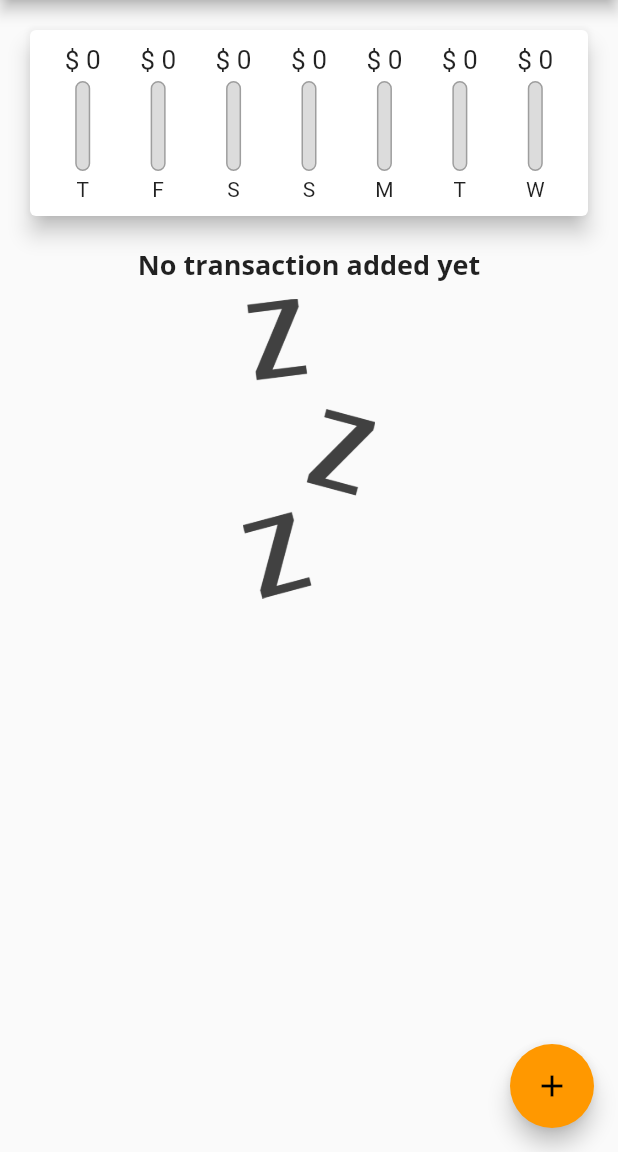
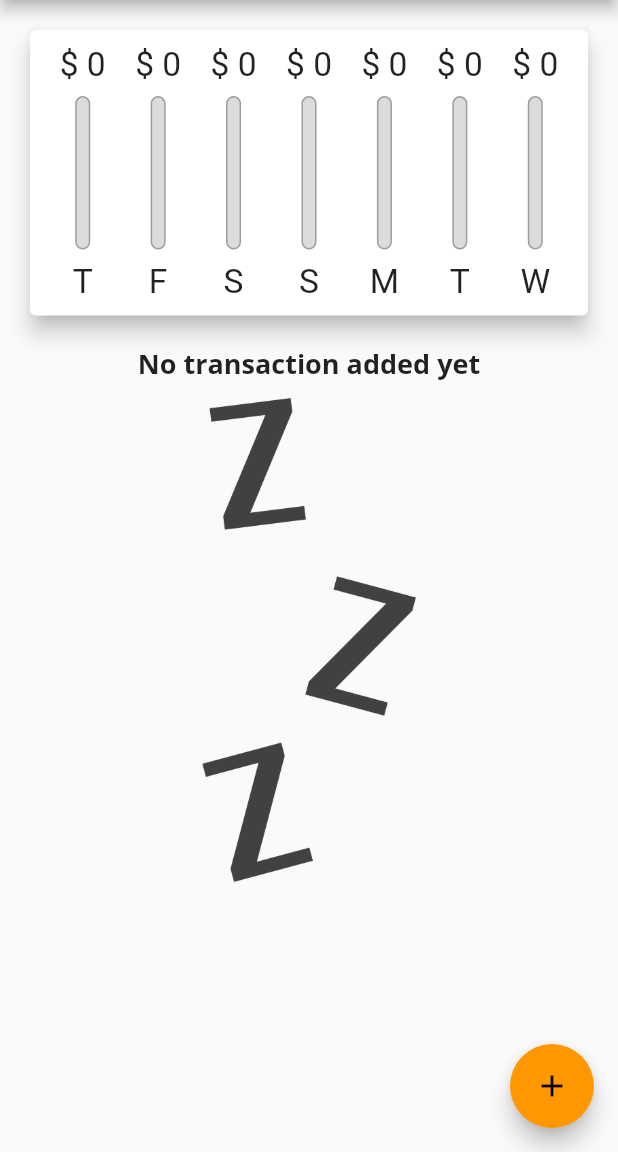
Before and after one commit to THESHIVAM007/personal_expenses_app, a Flutter app: the screen it shows after launch, on a phone screen of 412 x 824 dp, the part 84-1236 px from its top. Run offline on Flutter 3.47's test engine with Material 2 defaults, Android fonts, the phone set to English and light mode, and no system bars.

Commit message:
responsiveness

```diff
--- a/lib/main.dart
+++ b/lib/main.dart
@@ -1,3 +1,5 @@
+import 'dart:io';
+import 'package:flutter/cupertino.dart';
 import 'package:flutter/material.dart';
 // import 'package:personal_expenses_name/widgets/chart.dart';
 import './widgets/chart.dart';
@@ -72,18 +74,16 @@ class _MyHomePageState extends State<MyHomePage> {
     //   date: DateTime.now(),
     // ),
   ];
-
-  List<Transactions> get _recentTrans{
-    return _userTransactions.where((tx){
-      return  tx.date.isAfter(
-        DateTime.now().subtract(
+  bool _showChart = false;
+  List<Transactions> get _recentTrans {
+    return _userTransactions.where((tx) {
+      return tx.date.isAfter(DateTime.now().subtract(
         Duration(days: 7),
-          )
-      );
+      ));
     }).toList();
   }
 
-  void _addNewTransaction(String title, double amount,DateTime chosenDate) {
+  void _addNewTransaction(String title, double amount, DateTime chosenDate) {
     final newTx = Transactions(
         amount: amount,
         date: chosenDate,
@@ -106,16 +106,26 @@ class _MyHomePageState extends State<MyHomePage> {
       },
     );
   }
-void _deleteTranx(String id){
+
+  void _deleteTranx(String id) {
     setState(() {
-  _userTransactions.removeWhere((element) => element.id ==id );
+      _userTransactions.removeWhere((element) => element.id == id);
     });
   }
 
   @override
   Widget build(BuildContext context) {
-    return Scaffold(
-      appBar: AppBar(
+    final mediaQuery = MediaQuery.of(context);
+    final isLandscape = mediaQuery.orientation == Orientation.landscape;
+    final appbar = Platform.isIOS? CupertinoNavigationBar(middle: Text('Personal Expenses'),
+            trailing: Row(
+              mainAxisSize: MainAxisSize.min,
+              children: <Widget>[
+                GestureDetector(
+                    child: Icon(CupertinoIcons.add),
+                    onTap: () => _startNewTranx(context))
+              ],
+            )) :AppBar(
       title: Text('Personal Expenses '),
       actions: <Widget>[
         IconButton(
@@ -125,16 +135,54 @@ setState(() {
           ),
         )
       ],
-      ),
-      body: SingleChildScrollView(
+    )as PreferredSizeWidget ;
+    final txwidget = Container(
+                height: (mediaQuery.size.height -
+                        appbar.preferredSize.height -
+                        mediaQuery.padding.top) *
+                    .7,
+                child: TransactionList(_userTransactions, _deleteTranx),);
+       final appBody = SafeArea(
+         child: SingleChildScrollView(
           child: Column(
             children: <Widget>[
-           Chart(_recentTrans),
-            TransactionList(_userTransactions,_deleteTranx),
+              if(isLandscape) Row(
+                mainAxisAlignment: MainAxisAlignment.center,
+                children: <Widget>[
+                  Text('Show Chart',
+                  style: Theme.of(context).textTheme.titleMedium,),
+                  Switch.adaptive(
+                      value: _showChart,
+                      onChanged: (val) {
+                        setState(() {
+                          _showChart = val;
+                        });
+                      }),
+                ],
+              ),
+             if(!isLandscape) Container(
+                  height: (mediaQuery.size.height -
+                          appbar.preferredSize.height -
+                          mediaQuery.padding.top) *
+                      .3,
+                  child: Chart(_recentTrans)),
+                 if(!isLandscape)txwidget,
+              if(isLandscape) _showChart ?
+              Container(
+                  height: (mediaQuery.size.height -
+                          appbar.preferredSize.height -
+                          mediaQuery.padding.top) *
+                      .7,
+                  child: Chart(_recentTrans))
+               : txwidget,
             ],
           ),
              ),
-      floatingActionButton: FloatingActionButton(
+       );
+    return Platform.isIOS? CupertinoPageScaffold(child: appBody,navigationBar: appbar as ObstructingPreferredSizeWidget,) :Scaffold(
+      appBar: appbar,
+      body: appBody,
+      floatingActionButton: Platform.isIOS? Container() :FloatingActionButton(
         onPressed: () => _startNewTranx(context),
         child: Icon(Icons.add),
       ),
--- a/lib/widgets/chart_bar.dart
+++ b/lib/widgets/chart_bar.dart
@@ -9,16 +9,17 @@ class ChartBar extends StatelessWidget {
   ChartBar(this.label, this.spending, this.spendingper);
   @override
   Widget build(BuildContext context) {
-    return Column(
+    return  LayoutBuilder(builder: (ctx,constraints){
+      return Column(
       children: <Widget>[
         Container(
-          height: 20,
+          height: constraints.maxHeight* .15,
           child: FittedBox(child: Text('\$ ${spending.toStringAsFixed(0)}'))),
         SizedBox(
-          height: 4,
+          height: constraints.maxHeight* .05,
         ),
         Container(
-          height: 60,
+          height: constraints.maxHeight* .6,
           width: 10,
           child: Stack(
             alignment: Alignment.bottomCenter,
@@ -43,10 +44,13 @@ class ChartBar extends StatelessWidget {
           ),
         ),
         SizedBox(
-          height: 4,
+          height: constraints.maxHeight* .05,
         ),
-        Text(label),
+        Container(
+          height: constraints.maxHeight* .15,
+          child: FittedBox(child: Text(label))),
       ],
     );
+    },);
   }
 }
--- a/lib/widgets/new_transaction.dart
+++ b/lib/widgets/new_transaction.dart
@@ -43,11 +43,16 @@ class _NewTransactionState extends State<NewTransaction> {
 
   @override
   Widget build(BuildContext context) {
-    return Card(
+    return SingleChildScrollView(
+      child: Card(
         elevation: 5,
         child: Container(
-        padding: EdgeInsets.all(
-          10,
+          padding: EdgeInsets.only(
+            left: 10,
+            right: 10,
+            top: 10,
+            bottom: MediaQuery.of(context).viewInsets.bottom + 10,
+
           ),
           child: Column(
             crossAxisAlignment: CrossAxisAlignment.end,
@@ -92,6 +97,7 @@ class _NewTransactionState extends State<NewTransaction> {
             ],
           ),
         ),
+      ),
     );
   }
 }
--- a/lib/widgets/transaction_list.dart
+++ b/lib/widgets/transaction_list.dart
@@ -5,14 +5,14 @@ import '../model/transactions.dart';
 class TransactionList extends StatelessWidget {
   final List<Transactions> transactions;
   final Function deleteTranx;
-  TransactionList(this.transactions,this.deleteTranx);
+  TransactionList(this.transactions, this.deleteTranx);
 
   @override
   Widget build(BuildContext context) {
-    return Container(
-      height: 300,
-      child: transactions.isEmpty
-          ? Column(
+    return transactions.isEmpty
+        ? LayoutBuilder(
+            builder: (ctx, constraints) {
+              return Column(
                 children: <Widget>[
                   Text(
                     'No transaction added yet',
@@ -22,13 +22,15 @@ class TransactionList extends StatelessWidget {
                     height: 10,
                   ),
                   Container(
-                  height: 200,
+                    height: constraints.maxHeight * .6,
                     child: Image.asset(
                       'assests/image/waiting.png',
                       fit: BoxFit.cover,
                     ),
                   )
                 ],
+              );
+            },
           )
         : ListView.builder(
             itemBuilder: (ctx, index) {
@@ -49,15 +51,26 @@ class TransactionList extends StatelessWidget {
                   subtitle: Text(
                     DateFormat.yMMMd().format(transactions[index].date),
                   ),
-                    trailing: IconButton(
-                      onPressed: () =>deleteTranx(transactions[index].id),
+                  trailing: MediaQuery.of(context).size.width > 360
+                      ? TextButton.icon(
+                          onPressed: () => deleteTranx(transactions[index].id),
                           icon: Icon(Icons.delete),
-                      color: Theme.of(context).colorScheme.error,),
+                          label: Text(
+                            'Delete',
+                            style: TextStyle(
+                              color: Theme.of(context).colorScheme.error,
+                            ),
+                          ),
+                        )
+                      : IconButton(
+                          onPressed: () => deleteTranx(transactions[index].id),
+                          icon: Icon(Icons.delete),
+                          color: Theme.of(context).colorScheme.error,
+                        ),
                 ),
               );
             },
             itemCount: transactions.length,
-            ),
           );
   }
 }
```
Lines whose indentation alone changed are shown as unchanged.
